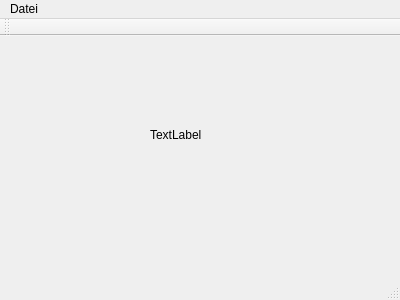
Old version of the form src/mainwindow.ui in the repository stemaj/cmakeBeispiel.
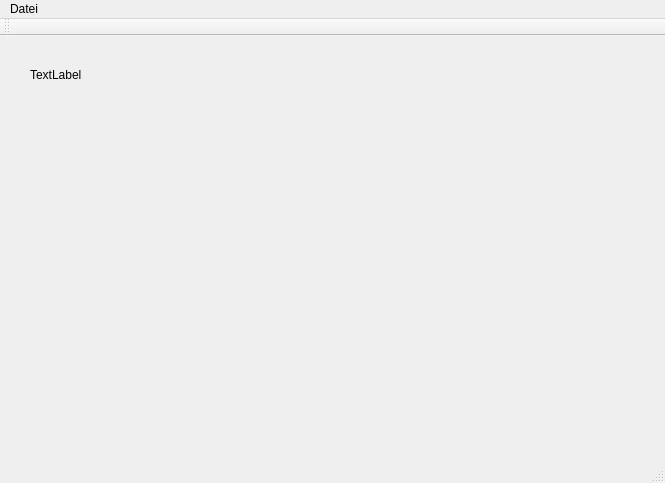
New version of the form.

Diff of the .ui file:
```diff
--- a/src/mainwindow.ui
+++ b/src/mainwindow.ui
@@ -6,8 +6,8 @@
    <rect>
     <x>0</x>
     <y>0</y>
-    <width>400</width>
-    <height>300</height>
+    <width>665</width>
+    <height>483</height>
    </rect>
   </property>
   <property name="windowTitle">
@@ -17,9 +17,9 @@
    <widget class="QLabel" name="label">
     <property name="geometry">
      <rect>
-      <x>150</x>
-      <y>90</y>
-      <width>54</width>
+      <x>30</x>
+      <y>30</y>
+      <width>561</width>
       <height>17</height>
      </rect>
     </property>
@@ -33,7 +33,7 @@
     <rect>
      <x>0</x>
      <y>0</y>
-     <width>400</width>
+     <width>665</width>
      <height>22</height>
     </rect>
    </property>
```
